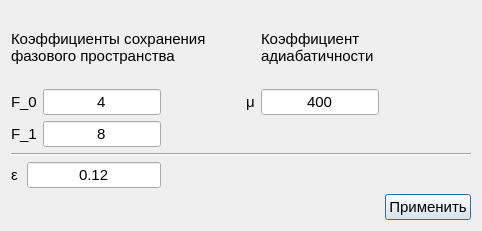
Above: adiabaticity.ui from fdult/acceptance_generator before the change. Below: the same form after it.
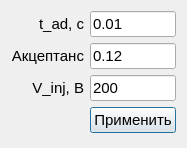
That is the form after the change.

The edit to the form file:
```diff
--- a/adiabaticity.ui
+++ b/adiabaticity.ui
@@ -6,48 +6,15 @@
    <rect>
     <x>0</x>
     <y>0</y>
-    <width>482</width>
-    <height>231</height>
+    <width>185</width>
+    <height>148</height>
    </rect>
   </property>
   <property name="windowTitle">
    <string>Dialog</string>
   </property>
   <layout class="QGridLayout" name="gridLayout">
-   <item row="0" column="0" colspan="4">
-    <widget class="QLabel" name="label_5">
-     <property name="font">
-      <font>
-       <pointsize>11</pointsize>
-      </font>
-     </property>
-     <property name="text">
-      <string>Коэффициенты сохранения фазового пространства</string>
-     </property>
-     <property name="scaledContents">
-      <bool>false</bool>
-     </property>
-     <property name="wordWrap">
-      <bool>true</bool>
-     </property>
-    </widget>
-   </item>
-   <item row="0" column="5">
-    <widget class="QLabel" name="label_6">
-     <property name="font">
-      <font>
-       <pointsize>11</pointsize>
-      </font>
-     </property>
-     <property name="text">
-      <string>Коэффициент адиабатичности</string>
-     </property>
-     <property name="wordWrap">
-      <bool>true</bool>
-     </property>
-    </widget>
-   </item>
-   <item row="1" column="0" colspan="2">
+   <item row="0" column="0">
     <widget class="QLabel" name="label">
      <property name="font">
       <font>
@@ -55,53 +22,29 @@
       </font>
      </property>
      <property name="text">
-      <string>F_0</string>
+      <string>t_ad, с</string>
+     </property>
+     <property name="alignment">
+      <set>Qt::AlignRight|Qt::AlignTrailing|Qt::AlignVCenter</set>
      </property>
     </widget>
    </item>
-   <item row="1" column="2">
+   <item row="0" column="1">
     <widget class="QLineEdit" name="lineEdit">
      <property name="font">
       <font>
        <pointsize>11</pointsize>
       </font>
      </property>
-     <property name="text">
-      <string>4</string>
+     <property name="inputMethodHints">
+      <set>Qt::ImhDigitsOnly</set>
      </property>
-     <property name="alignment">
-      <set>Qt::AlignCenter</set>
-     </property>
-    </widget>
-   </item>
-   <item row="1" column="4">
-    <widget class="QLabel" name="label_3">
-     <property name="font">
-      <font>
-       <pointsize>11</pointsize>
-      </font>
-     </property>
      <property name="text">
-      <string>μ</string>
+      <string>0.01</string>
      </property>
     </widget>
    </item>
-   <item row="1" column="5">
-    <widget class="QLineEdit" name="lineEdit_3">
-     <property name="font">
-      <font>
-       <pointsize>11</pointsize>
-      </font>
-     </property>
-     <property name="text">
-      <string>400</string>
-     </property>
-     <property name="alignment">
-      <set>Qt::AlignCenter</set>
-     </property>
-    </widget>
-   </item>
-   <item row="2" column="0" colspan="2">
+   <item row="1" column="0">
     <widget class="QLabel" name="label_2">
      <property name="font">
       <font>
@@ -109,11 +52,14 @@
       </font>
      </property>
      <property name="text">
-      <string>F_1</string>
+      <string>Акцептанс</string>
+     </property>
+     <property name="alignment">
+      <set>Qt::AlignRight|Qt::AlignTrailing|Qt::AlignVCenter</set>
      </property>
     </widget>
    </item>
-   <item row="2" column="2">
+   <item row="1" column="1">
     <widget class="QLineEdit" name="lineEdit_2">
      <property name="font">
       <font>
@@ -121,54 +67,38 @@
       </font>
      </property>
      <property name="text">
-      <string>8</string>
-     </property>
-     <property name="alignment">
-      <set>Qt::AlignCenter</set>
-     </property>
-    </widget>
-   </item>
-   <item row="2" column="3">
-    <spacer name="horizontalSpacer">
-     <property name="orientation">
-      <enum>Qt::Horizontal</enum>
-     </property>
-     <property name="sizeHint" stdset="0">
-      <size>
-       <width>40</width>
-       <height>20</height>
-      </size>
-     </property>
-    </spacer>
-   </item>
-   <item row="4" column="0">
-    <widget class="QLabel" name="label_4">
-     <property name="font">
-      <font>
-       <pointsize>11</pointsize>
-      </font>
-     </property>
-     <property name="text">
-      <string>ε</string>
-     </property>
-    </widget>
-   </item>
-   <item row="4" column="1" colspan="2">
-    <widget class="QLineEdit" name="lineEdit_4">
-     <property name="font">
-      <font>
-       <pointsize>11</pointsize>
-      </font>
-     </property>
-     <property name="text">
       <string>0.12</string>
      </property>
+    </widget>
+   </item>
+   <item row="2" column="0">
+    <widget class="QLabel" name="label_3">
+     <property name="font">
+      <font>
+       <pointsize>11</pointsize>
+      </font>
+     </property>
+     <property name="text">
+      <string>V_inj, В</string>
+     </property>
      <property name="alignment">
-      <set>Qt::AlignCenter</set>
+      <set>Qt::AlignRight|Qt::AlignTrailing|Qt::AlignVCenter</set>
      </property>
     </widget>
    </item>
-   <item row="5" column="6">
+   <item row="2" column="1">
+    <widget class="QLineEdit" name="lineEdit_3">
+     <property name="font">
+      <font>
+       <pointsize>11</pointsize>
+      </font>
+     </property>
+     <property name="text">
+      <string>200</string>
+     </property>
+    </widget>
+   </item>
+   <item row="3" column="1">
     <widget class="QPushButton" name="pushButton">
      <property name="font">
       <font>
@@ -180,13 +110,6 @@
      </property>
     </widget>
    </item>
-   <item row="3" column="0" colspan="7">
-    <widget class="Line" name="line">
-     <property name="orientation">
-      <enum>Qt::Horizontal</enum>
-     </property>
-    </widget>
-   </item>
   </layout>
  </widget>
  <resources/>
```
